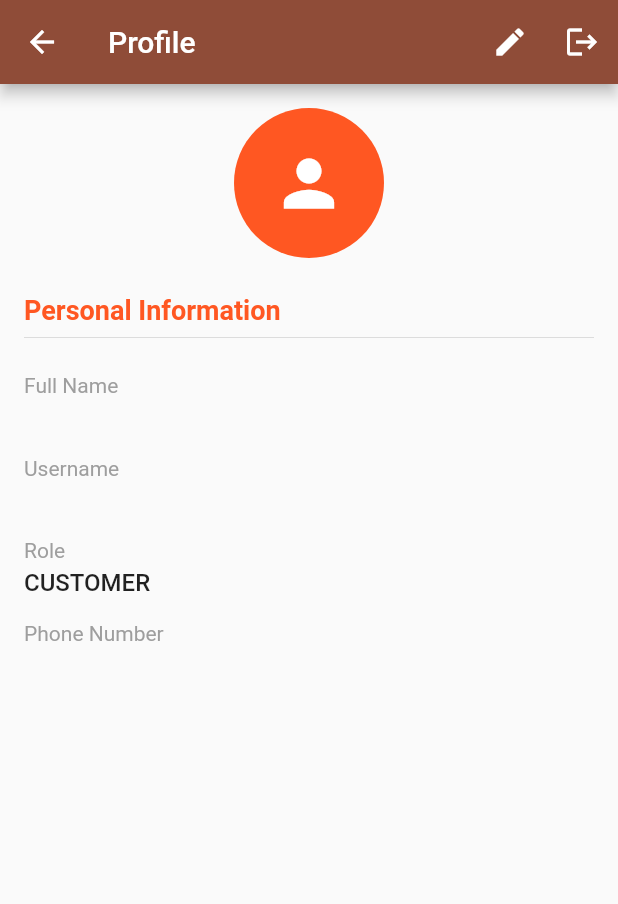
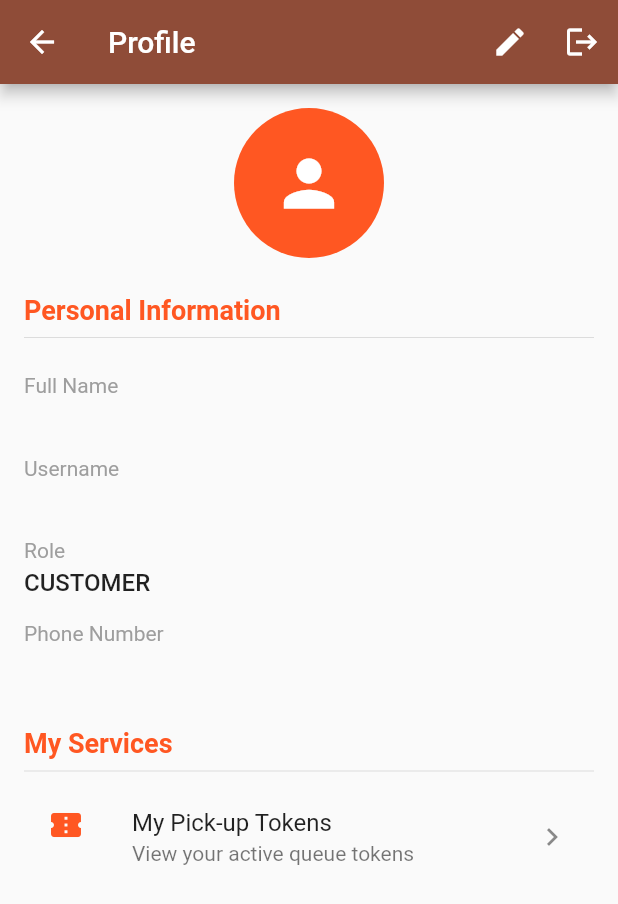
Before and after one commit to bishal-2630/gas-cylinder-management-system, a Flutter app: the MapScreen screen opened directly, after a tap on the "person" icon, on a phone screen of 412 x 824 dp. Shown: the top 904 px of the screen. Run offline on Flutter 3.47's test engine with Material 3 defaults, Android fonts, the phone set to English and light mode, and no system bars; our stand-ins replace flutter_secure_storage, geolocator, google_maps_flutter; accounts and stored records are empty; network calls fail.

Commit message:
Implement brand selection in sightings, consumer queue UI, and brand filtering

```diff
--- a/mobile/lib/providers/dealer_provider.dart
+++ b/mobile/lib/providers/dealer_provider.dart
@@ -16,6 +16,12 @@ class DealerProvider with ChangeNotifier {
   List<dynamic> _tokens = [];
   List<dynamic> get tokens => _tokens;
 
+  List<dynamic> _userTokens = [];
+  List<dynamic> get userTokens => _userTokens;
+
+  String? _selectedBrandFilter;
+  String? get selectedBrandFilter => _selectedBrandFilter;
+
   Future<void> fetchStock(int dealerId) async {
     _officialStock = await _apiService.fetchOfficialStock(dealerId);
     notifyListeners();
@@ -30,6 +36,16 @@ class DealerProvider with ChangeNotifier {
       notifyListeners();
     } catch (e) {
       print('Error fetching tokens: $e');
+    }
+  }
+
+  Future<void> fetchUserTokens(String authToken) async {
+    try {
+      final response = await _apiService.fetchTokens(authToken);
+      _userTokens = response;
+      notifyListeners();
+    } catch (e) {
+      print('Error fetching user tokens: $e');
     }
   }
 
@@ -49,8 +65,20 @@ class DealerProvider with ChangeNotifier {
     notifyListeners();
   }
 
-  Future<bool> addSighting(int dealerId, bool isAvailable, String notes) async {
-    final success = await _apiService.reportSighting(dealerId, isAvailable, notes);
+  List<Dealer> get filteredDealers {
+    if (_selectedBrandFilter == null || _selectedBrandFilter!.isEmpty) {
+      return _dealers;
+    }
+    return _dealers.where((d) => d.brand == _selectedBrandFilter).toList();
+  }
+
+  void setBrandFilter(String? brand) {
+    _selectedBrandFilter = brand;
+    notifyListeners();
+  }
+
+  Future<bool> addSighting(int dealerId, bool isAvailable, String notes, [String? brand]) async {
+    final success = await _apiService.reportSighting(dealerId, isAvailable, notes, brand);
     if (success) await refreshDealers();
     return success;
   }
--- a/mobile/lib/screens/dealer_list_screen.dart
+++ b/mobile/lib/screens/dealer_list_screen.dart
@@ -27,14 +27,14 @@ class DealerListScreen extends StatelessWidget {
             return const Center(child: CircularProgressIndicator());
           }
 
-          if (provider.dealers.isEmpty) {
-            return const Center(child: Text('No dealers found.'));
+          if (provider.filteredDealers.isEmpty) {
+            return const Center(child: Text('No dealers found matching the selected filter.'));
           }
 
           return ListView.builder(
-            itemCount: provider.dealers.length,
+            itemCount: provider.filteredDealers.length,
             itemBuilder: (context, index) {
-              final dealer = provider.dealers[index];
+              final dealer = provider.filteredDealers[index];
               return Card(
                 margin: const EdgeInsets.symmetric(horizontal: 10, vertical: 5),
                 child: ListTile(
--- a/mobile/lib/screens/map_screen.dart
+++ b/mobile/lib/screens/map_screen.dart
@@ -4,6 +4,7 @@ import 'package:provider/provider.dart';
 import 'package:geolocator/geolocator.dart';
 import '../providers/dealer_provider.dart';
 import '../models/dealer.dart';
+import '../constants/brands.dart';
 
 import 'dealer_list_screen.dart';
 import 'dealer_detail_screen.dart';
@@ -142,7 +143,7 @@ class _MapScreenState extends State<MapScreen> {
         final Set<Marker> markers = {};
 
         // 1. Official/Community Dealers (from our DB)
-        markers.addAll(provider.dealers.map((dealer) {
+        markers.addAll(provider.filteredDealers.map((dealer) {
           return Marker(
             markerId: MarkerId(dealer.id.toString()),
             position: LatLng(dealer.latitude, dealer.longitude),
@@ -256,6 +257,45 @@ class _MapScreenState extends State<MapScreen> {
                 ),
               ),
             ),
+            // Brand Filter Chips
+            Positioned(
+              top: 110,
+              left: 0,
+              right: 0,
+              child: SizedBox(
+                height: 50,
+                child: ListView(
+                  scrollDirection: Axis.horizontal,
+                  padding: const EdgeInsets.symmetric(horizontal: 10),
+                  children: [
+                    Padding(
+                      padding: const EdgeInsets.symmetric(horizontal: 4),
+                      child: FilterChip(
+                        label: const Text('All Brands'),
+                        selected: provider.selectedBrandFilter == null,
+                        onSelected: (_) => provider.setBrandFilter(null),
+                        selectedColor: Colors.deepOrange[100],
+                        checkmarkColor: Colors.deepOrange,
+                      ),
+                    ),
+                    ...gasBrands.entries.map((entry) {
+                      return Padding(
+                        padding: const EdgeInsets.symmetric(horizontal: 4),
+                        child: FilterChip(
+                          label: Text(entry.value),
+                          selected: provider.selectedBrandFilter == entry.key,
+                          onSelected: (selected) {
+                            provider.setBrandFilter(selected ? entry.key : null);
+                          },
+                          selectedColor: Colors.deepOrange[100],
+                          checkmarkColor: Colors.deepOrange,
+                        ),
+                      );
+                    }).toList(),
+                  ],
+                ),
+              ),
+            ),
           ],
         );
       },
@@ -353,13 +393,13 @@ class _MapScreenState extends State<MapScreen> {
                 mainAxisAlignment: MainAxisAlignment.spaceEvenly,
                 children: [
                   ElevatedButton.icon(
-                    onPressed: () => _submitSighting(context, dealer.id, true),
+                    onPressed: () => _submitSighting(context, dealer.id, true, dealer.brand),
                     icon: const Icon(Icons.check),
                     label: const Text('Available'),
                     style: ElevatedButton.styleFrom(backgroundColor: Colors.green[100]),
                   ),
                   ElevatedButton.icon(
-                    onPressed: () => _submitSighting(context, dealer.id, false),
+                    onPressed: () => _submitSighting(context, dealer.id, false, dealer.brand),
                     icon: const Icon(Icons.close),
                     label: const Text('Out of Stock'),
                     style: ElevatedButton.styleFrom(backgroundColor: Colors.red[100]),
@@ -373,9 +413,9 @@ class _MapScreenState extends State<MapScreen> {
     );
   }
 
-  void _submitSighting(BuildContext context, int dealerId, bool isAvailable) async {
+  void _submitSighting(BuildContext context, int dealerId, bool isAvailable, String brand) async {
     Navigator.pop(context); // Close bottom sheet
-    final success = await context.read<DealerProvider>().addSighting(dealerId, isAvailable, 'Community report');
+    final success = await context.read<DealerProvider>().addSighting(dealerId, isAvailable, 'Quick community report', brand);
 
     if (mounted) {
       ScaffoldMessenger.of(context).showSnackBar(
--- a/mobile/lib/screens/profile_screen.dart
+++ b/mobile/lib/screens/profile_screen.dart
@@ -5,6 +5,7 @@ import '../providers/dealer_provider.dart';
 import '../models/user.dart';
 import '../models/dealer.dart';
 import 'edit_profile_screen.dart';
+import 'my_tokens_screen.dart';
 
 class ProfileScreen extends StatelessWidget {
   const ProfileScreen({super.key});
@@ -76,6 +77,23 @@ class ProfileScreen extends StatelessWidget {
                 _buildInfoTile('Role', user.role.name.toUpperCase()),
                 _buildInfoTile('Phone Number', user.phoneNumber ?? 'Not provided'),
 
+                if (user.role == UserRole.customer) ...[
+                  const SizedBox(height: 24),
+                  _buildSectionHeader('My Services'),
+                  ListTile(
+                    leading: const Icon(Icons.confirmation_number, color: Colors.deepOrange),
+                    title: const Text('My Pick-up Tokens'),
+                    subtitle: const Text('View your active queue tokens'),
+                    onTap: () {
+                      Navigator.push(
+                        context,
+                        MaterialPageRoute(builder: (context) => const MyTokensScreen()),
+                      );
+                    },
+                    trailing: const Icon(Icons.chevron_right),
+                  ),
+                ],
+
                 if (dealerInfo != null) ...[
                   const SizedBox(height: 24),
                   _buildSectionHeader('Dealership Information'),
```
Also changed, not shown: mobile/lib/screens/community_report_screen.dart (+3 -14 lines), mobile/lib/screens/my_tokens_screen.dart (added, +136 -0 lines), mobile/lib/screens/report_sighting_screen.dart (+27 -0 lines), mobile/lib/services/api_service.dart (+8 -3 lines), 6 other files.
